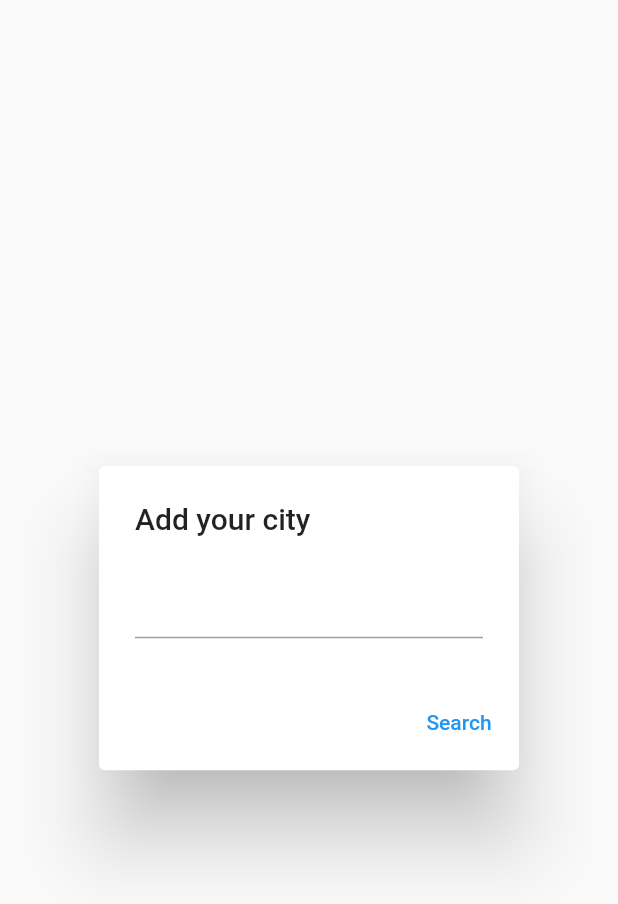
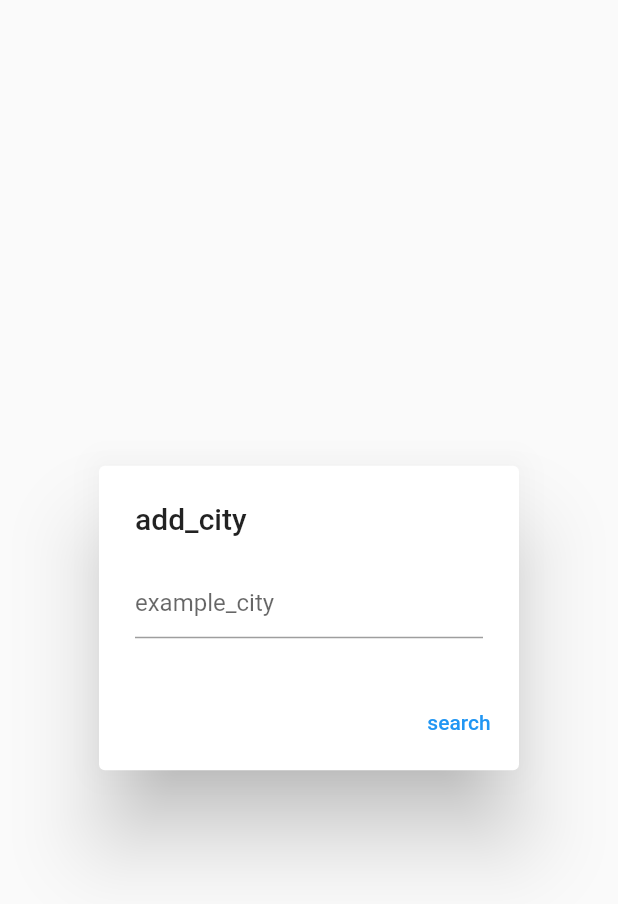
Before and after one commit to duffhd/flutter_weather, a Flutter app: the InputDialog widget shown alone on an empty page, opened directly, on a phone screen of 412 x 824 dp. Shown: the top 904 px of the screen. Run offline on Flutter 3.47's test engine with Material 2 defaults, Android fonts, the phone set to English and light mode, and no system bars; our stand-ins replace get; missing offline and left inert: enum_to_string.

```diff
--- a/lib/widgets/input_dialog.dart
+++ b/lib/widgets/input_dialog.dart
@@ -1,4 +1,5 @@
 import 'package:flutter/material.dart';
+import 'package:get/get.dart';
 
 class InputDialog extends StatefulWidget {
   const InputDialog({Key? key}) : super(key: key);
@@ -14,17 +15,23 @@ class _InputDialogState extends State<InputDialog> {
   @override
   Widget build(BuildContext context) {
     return AlertDialog(
-      title: const Text("Add your city"),
+      title: Text("add_city".tr),
       content: TextField(
-          controller: _inputController, onChanged: (String input) {
-        _cityName = input;
-      }),
+          decoration: InputDecoration(
+              hintText: "example_city".tr
+          ),
+          controller: _inputController,
+          onChanged: (String input) {
+            _cityName = input;
+          }),
       actions: [
-        TextButton(onPressed: () async {
-          if (_inputController.text.isNotEmpty) {
-            Navigator.pop(context, _cityName);
-          }
-        }, child: const Text("Search"))
+        TextButton(
+            onPressed: () async {
+              if (_inputController.text.isNotEmpty) {
+                Navigator.pop(context, _cityName);
+              }
+            },
+            child: Text("search".tr))
       ],
     );
   }
```
